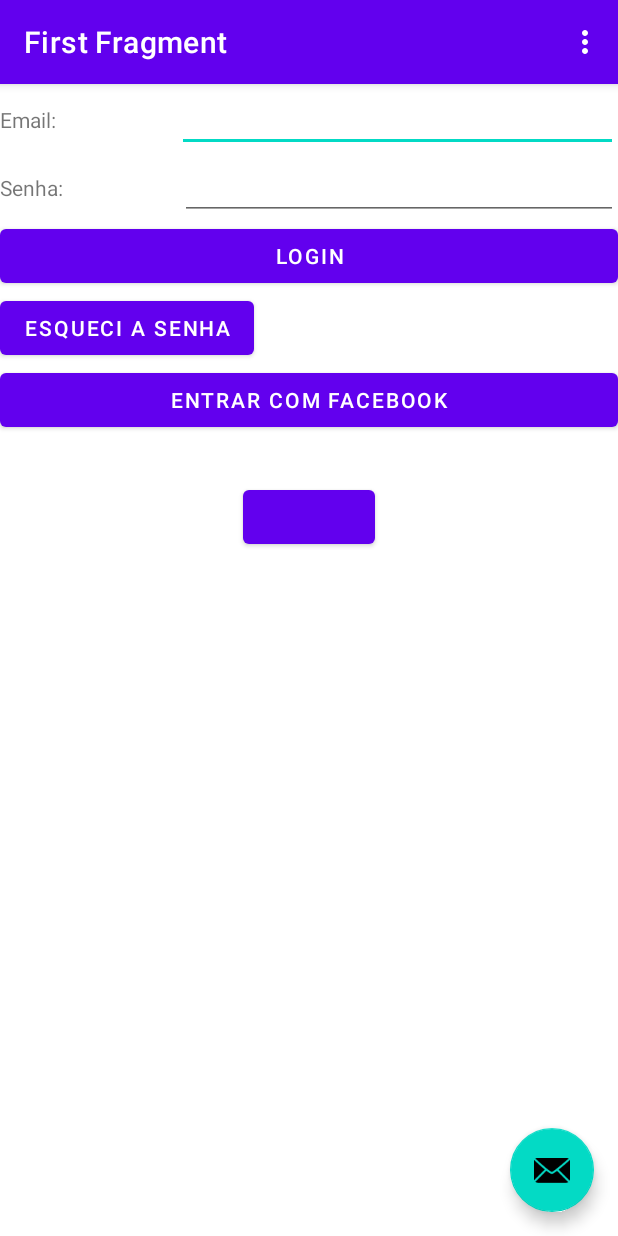
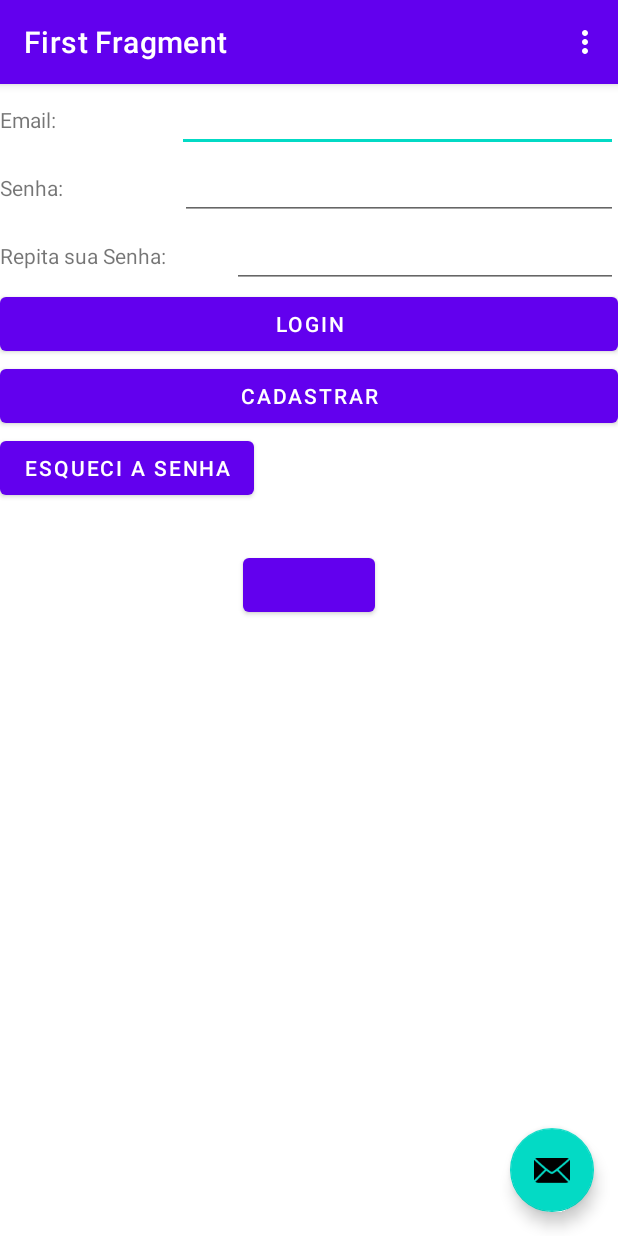
Before and after one commit to tommymolto/aulakotlin, an Android app: the screen it shows after launch (MainActivity), on a phone screen of 412 x 824 dp. Run offline under Robolectric (Android 15) with nearby library versions, the phone set to English and light mode, and no system bars; our stand-ins replace Firebase (no records; nobody signed in at launch, a user with empty details on screens opened directly), navigation-ui; libraries missing offline, so code that uses them is left out: com.facebook, com.facebook.login; plain views replace LoginButton; 5 statements that could not run were skipped.

```diff
--- a/02-Desenvolvimento_Kotlin/firebaseauth/app/src/main/res/layout/fragment_first.xml
+++ b/02-Desenvolvimento_Kotlin/firebaseauth/app/src/main/res/layout/fragment_first.xml
@@ -51,6 +51,28 @@
                 android:layout_weight="1"
                 android:ems="10"
                 android:inputType="textPassword" />
+
+        </LinearLayout>
+        <LinearLayout
+            android:layout_width="match_parent"
+            android:layout_height="wrap_content"
+            android:orientation="horizontal">
+
+            <TextView
+                android:id="@+id/textView3"
+                android:layout_width="wrap_content"
+                android:layout_height="wrap_content"
+                android:layout_weight="1"
+                android:text="Repita sua Senha:" />
+
+            <EditText
+                android:id="@+id/txtRepitaSenha"
+                android:layout_width="wrap_content"
+                android:layout_height="wrap_content"
+                android:layout_weight="1"
+                android:ems="10"
+                android:inputType="textPassword" />
+
         </LinearLayout>
 
         <Button
@@ -60,16 +82,18 @@
             android:text="Login" />
 
         <Button
+            android:id="@+id/btnCadastrar"
+            android:layout_width="match_parent"
+            android:layout_height="wrap_content"
+            android:text="Cadastrar" />
+
+        <Button
             android:id="@+id/btEsqueciSenha"
             android:layout_width="wrap_content"
             android:layout_height="wrap_content"
             android:text="Esqueci a Senha" />
 
-        <Button
-            android:id="@+id/btFacebook"
-            android:layout_width="match_parent"
-            android:layout_height="wrap_content"
-            android:text="Entrar com Facebook" />
+
 
         <com.facebook.login.widget.LoginButton
             android:id="@+id/login_button"
```
Also changed, not shown: 02-Desenvolvimento_Kotlin/firebaseauth/app/src/main/java/br/edu/infnet/android/firebaseauth/FirstFragment.kt (+92 -4 lines), 02-Desenvolvimento_Kotlin/firebaseauth/app/src/main/java/br/edu/infnet/android/firebaseauth/SecondFragment.kt (+11 -0 lines), 02-Desenvolvimento_Kotlin/firebaseauth/app/src/main/java/br/edu/infnet/android/firebaseauth/UserViewModel.kt (added, +8 -0 lines), 02-Desenvolvimento_Kotlin/firebaseauth/app/src/main/res/layout/fragment_second.xml (+13 -2 lines).
